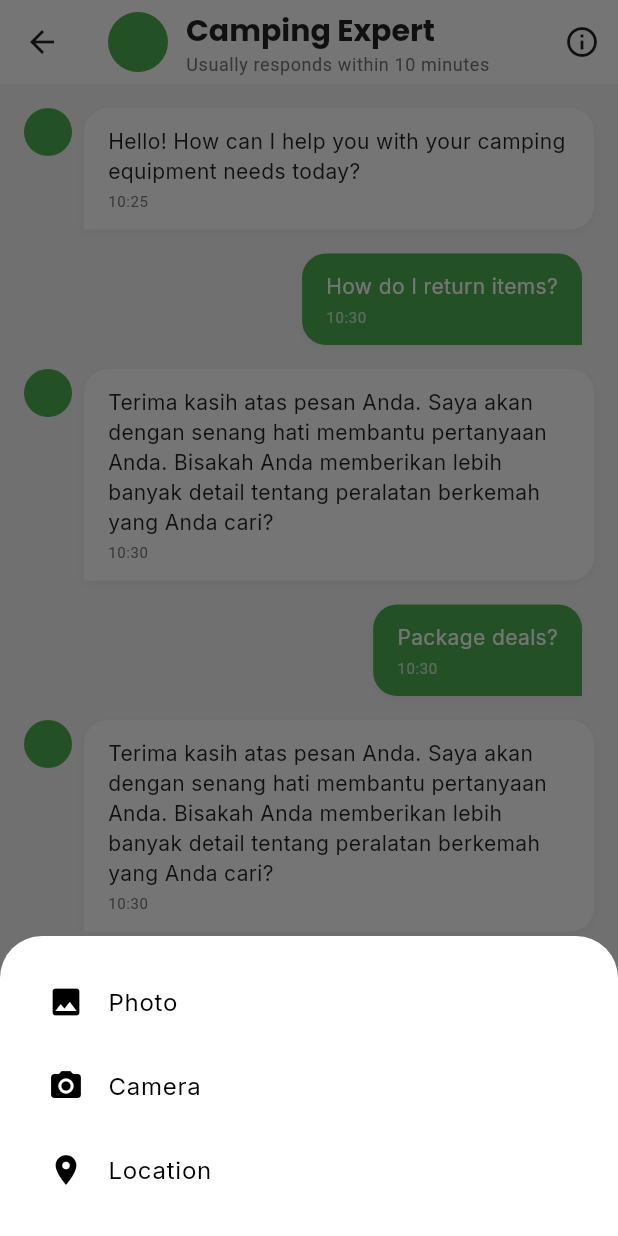
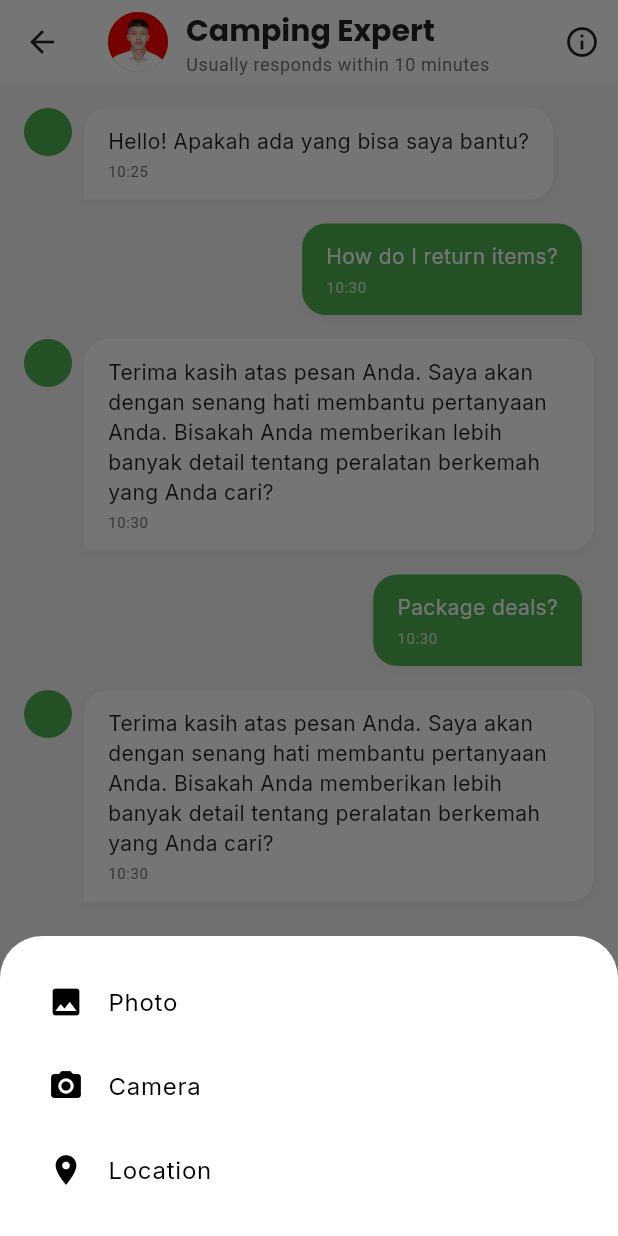
Before and after one commit to frzxw/quiz_provis_c1_2025, a Flutter app: the ChatScreen screen opened directly, after a tap on "How do I return items?", after a tap on "Package deals?", after a tap on the "attach file" icon, on a phone screen of 412 x 824 dp. Run offline on Flutter 3.47's test engine with Material 3 defaults, Android fonts, the phone set to English and light mode, and no system bars; our stand-ins replace google_fonts.

Commit message:
add admin image and update review comments to Indonesian language

```diff
--- a/lib/models/review.dart
+++ b/lib/models/review.dart
@@ -23,10 +23,10 @@ List<Review> getSampleReviews(int itemId) {
   return [
     Review(
       id: 1,
-      userName: 'Alex Johnson',
+      userName: 'Hasbi Altamish',
       userImage: 'assets/images/user1.png',
       rating: 5.0,
-      comment: 'Excellent quality tent! It was easy to set up and kept us dry during a rainy night. Highly recommend for family camping.',
+      comment: 'Kualitas tenda yang sangat baik! Mudah dipasang dan tetap kering selama malam hujan. Sangat direkomendasikan untuk berkemah keluarga.',
       date: DateTime.now().subtract(const Duration(days: 5)),
       images: ['assets/images/review1.png', 'assets/images/review2.png'],
     ),
@@ -35,7 +35,7 @@ List<Review> getSampleReviews(int itemId) {
       userName: 'Sarah Miller',
       userImage: 'assets/images/user2.png',
       rating: 4.5,
-      comment: 'Great product, just as described. Spacious and comfortable. The only minor issue was one of the zippers was a bit stiff.',
+      comment: 'Produk yang bagus, sesuai dengan deskripsi. Luas dan nyaman. Satu-satunya masalah kecil adalah salah satu resletingnya agak kaku.',
       date: DateTime.now().subtract(const Duration(days: 12)),
     ),
     Review(
@@ -43,7 +43,7 @@ List<Review> getSampleReviews(int itemId) {
       userName: 'Michael Chen',
       userImage: 'assets/images/user3.png',
       rating: 4.0,
-      comment: 'Good value for money. The tent is sturdy and well-made. Setup took about 15 minutes the first time.',
+      comment: 'Nilai yang baik untuk uang. Tenda ini kokoh dan dibuat dengan baik. Pemasangan memakan waktu sekitar 15 menit pertama kali.',
       date: DateTime.now().subtract(const Duration(days: 20)),
       images: ['assets/images/review3.png'],
     ),
@@ -52,7 +52,7 @@ List<Review> getSampleReviews(int itemId) {
       userName: 'Emily Wilson',
       userImage: 'assets/images/user4.png',
       rating: 5.0,
-      comment: 'Perfect for our weekend trip! Plenty of room for 4 people and our gear. Will definitely rent again.',
+      comment: 'Sempurna untuk perjalanan akhir pekan kami! Banyak ruang untuk 4 orang dan perlengkapan kami. Pasti akan menyewa lagi.',
       date: DateTime.now().subtract(const Duration(days: 30)),
     ),
   ];
--- a/lib/screens/chat_screen.dart
+++ b/lib/screens/chat_screen.dart
@@ -13,7 +13,7 @@ class _ChatScreenState extends State<ChatScreen> {
     {
       'isUser': false,
       'message':
-          'Hello! How can I help you with your camping equipment needs today?',
+          'Hello! Apakah ada yang bisa saya bantu?',
       'time': DateTime.now().subtract(const Duration(minutes: 5)),
     },
   ];
@@ -57,29 +57,28 @@ class _ChatScreenState extends State<ChatScreen> {
   }
 
   String _getAutoResponse(String message) {
-    message = message.toLowerCase();
-
-    if (message.contains('tenda') || message.contains('berkemah')) {
+    final lowerCaseMessage = message.toLowerCase();
+    if (lowerCaseMessage.contains('tenda') || lowerCaseMessage.contains('berkemah')) {
       return 'Kami memiliki berbagai macam tenda yang tersedia untuk disewa! Yang paling populer adalah Tenda Camping Premium yang dapat menampung 4 orang dengan nyaman. Apakah Anda ingin informasi lebih lanjut tentang itu?';
-    } else if (message.contains('tidur') || message.contains('kantong tidur')) {
+    } else if (lowerCaseMessage.contains('tidur') || lowerCaseMessage.contains('kantong tidur')) {
       return 'Kantong tidur kami memiliki rating untuk berbagai suhu. Untuk berkemah di musim panas, saya merekomendasikan Kantong Tidur Ultralight kami. Untuk cuaca yang lebih dingin, Anda mungkin ingin memeriksa Kantong Tidur Musim Dingin kami.';
-    } else if (message.contains('harga') ||
-        message.contains('biaya') ||
-        message.contains('berapa')) {
+    } else if (lowerCaseMessage.contains('harga') ||
+        lowerCaseMessage.contains('biaya') ||
+        lowerCaseMessage.contains('berapa')) {
       return 'Harga sewa kami bervariasi tergantung pada item dan durasi sewa. Sebagian besar tenda berkisar dari Rp25-Rp45 per hari, dengan diskon untuk sewa lebih lama. Apakah ada item tertentu yang Anda minati?';
-    } else if (message.contains('halo') ||
-        message.contains('hi') ||
-        message.contains('hei')) {
+    } else if (lowerCaseMessage.contains('halo') ||
+        lowerCaseMessage.contains('hi') ||
+        lowerCaseMessage.contains('hei')) {
       return 'Halo! Bagaimana saya bisa membantu Anda dengan kebutuhan peralatan berkemah Anda hari ini?';
-    } else if (message.contains('terima kasih')) {
+    } else if (lowerCaseMessage.contains('terima kasih')) {
       return 'Sama-sama! Jangan ragu untuk bertanya jika Anda memiliki pertanyaan lain.';
-    } else if (message.contains('kembali') || message.contains('terlambat')) {
+    } else if (lowerCaseMessage.contains('kembali') || lowerCaseMessage.contains('terlambat')) {
       return 'Untuk pengembalian, Anda dapat mengunjungi toko kami selama jam kerja atau menjadwalkan penjemputan. Pengembalian terlambat dikenakan biaya tambahan. Apakah Anda ingin saya membantu Anda menjadwalkan pengembalian?';
-    } else if (message.contains('kerusakan') || message.contains('rusak')) {
+    } else if (lowerCaseMessage.contains('kerusakan') || lowerCaseMessage.contains('rusak')) {
       return 'Jika peralatan rusak, harap beri tahu kami sesegera mungkin. Kerusakan kecil diharapkan, tetapi kerusakan signifikan mungkin dikenakan biaya perbaikan. Kami merekomendasikan mengambil foto kerusakan yang ada saat Anda menerima barang.';
-    } else if (message.contains('paket') || message.contains('bundel')) {
+    } else if (lowerCaseMessage.contains('paket') || lowerCaseMessage.contains('bundel')) {
       return 'Kami menawarkan beberapa paket berkemah yang mencakup semua yang Anda butuhkan untuk perjalanan Anda dengan harga diskon. Paket Camping Akhir Pekan kami populer untuk perjalanan singkat, sementara Bundel Camping Keluarga sangat cocok untuk kelompok yang lebih besar. Apakah Anda ingin detail tentang paket tertentu?';
-    } else if (message.contains('pengiriman') || message.contains('penjemputan')) {
+    } else if (lowerCaseMessage.contains('pengiriman') || lowerCaseMessage.contains('penjemputan')) {
       return 'Kami menawarkan opsi penjemputan di toko kami dan pengiriman. Pengiriman tersedia dalam radius 30 mil dengan biaya Rp10. Apakah Anda ingin menjadwalkan pengiriman atau penjemputan?';
     } else {
       return 'Terima kasih atas pesan Anda. Saya akan dengan senang hati membantu pertanyaan Anda. Bisakah Anda memberikan lebih banyak detail tentang peralatan berkemah yang Anda cari?';
@@ -107,7 +106,7 @@ class _ChatScreenState extends State<ChatScreen> {
         title: Row(
           children: [
             const CircleAvatar(
-              backgroundImage: AssetImage('assets/images/admin.jpg'),
+              backgroundImage: AssetImage('assets/images/admin.png'),
             ),
             const SizedBox(width: 12),
             Column(
--- a/pubspec.yaml
+++ b/pubspec.yaml
@@ -83,6 +83,7 @@ flutter:
     - assets/images/review1.png
     - assets/images/review2.png
     - assets/images/review3.png
+    - assets/images/admin.png
 
 
   # An image asset can refer to one or more resolution-specific "variants", see
```
Also changed, not shown: assets/images/admin.png (added).
